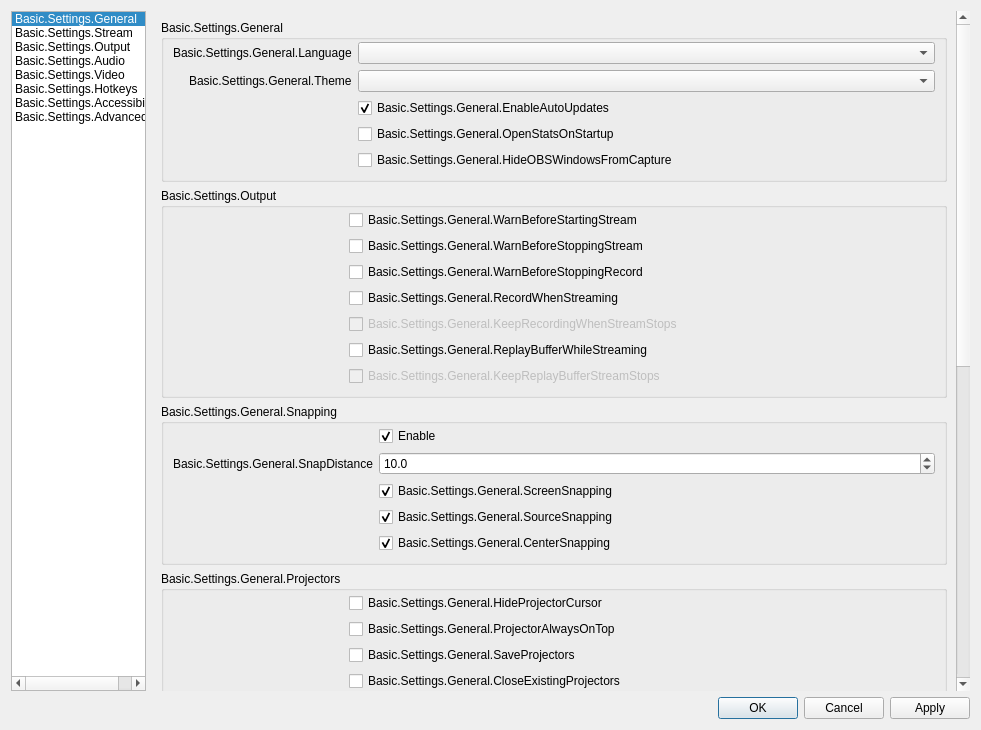
Above: UI/forms/OBSBasicSettings.ui from obsproject/obs-studio before the change. Below: the same form after it.
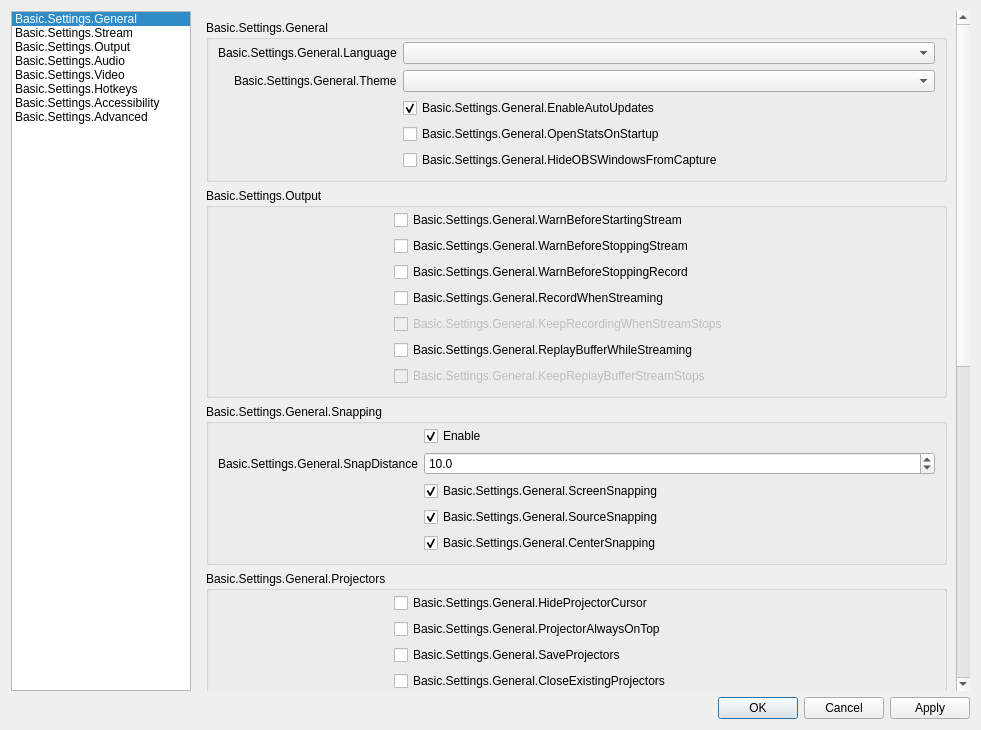
That is the form after the change. Icons and pictures are not drawn. Custom widgets are drawn as their Qt base class.

Commit message:
UI: Increase maximum size of settings' sidebar
Some languages such as Spanish or Brazilian Portuguese have longer
words that make the sidebar scroll. Unfortunately Qt reports a rather
large minimum size for the sidebar, so simply removing the maximum
size is not an option.

Increase maximum width of the sidebar to 180px.

Patch:
```diff
--- a/UI/forms/OBSBasicSettings.ui
+++ b/UI/forms/OBSBasicSettings.ui
@@ -38,7 +38,7 @@
        </property>
        <property name="maximumSize">
         <size>
-         <width>135</width>
+         <width>180</width>
          <height>16777215</height>
         </size>
        </property>
```
